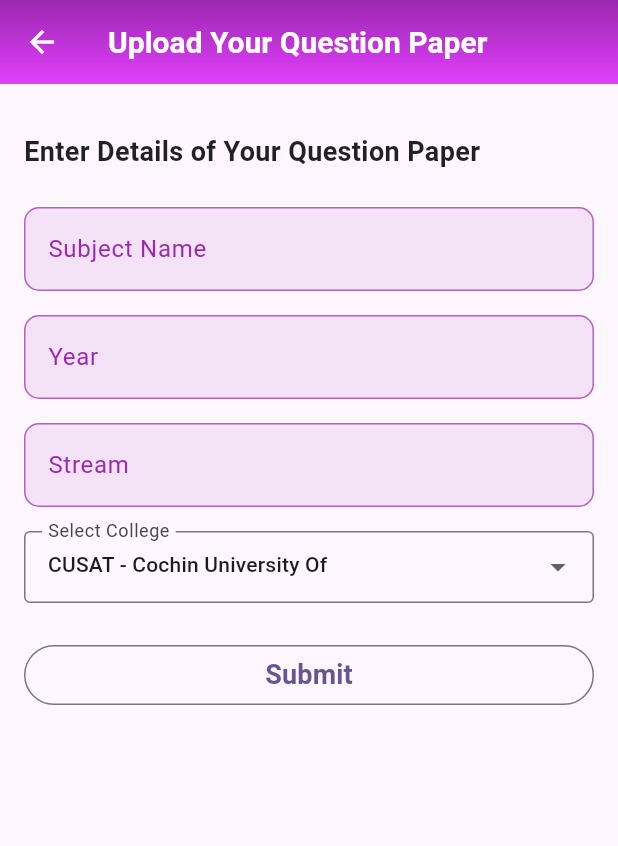
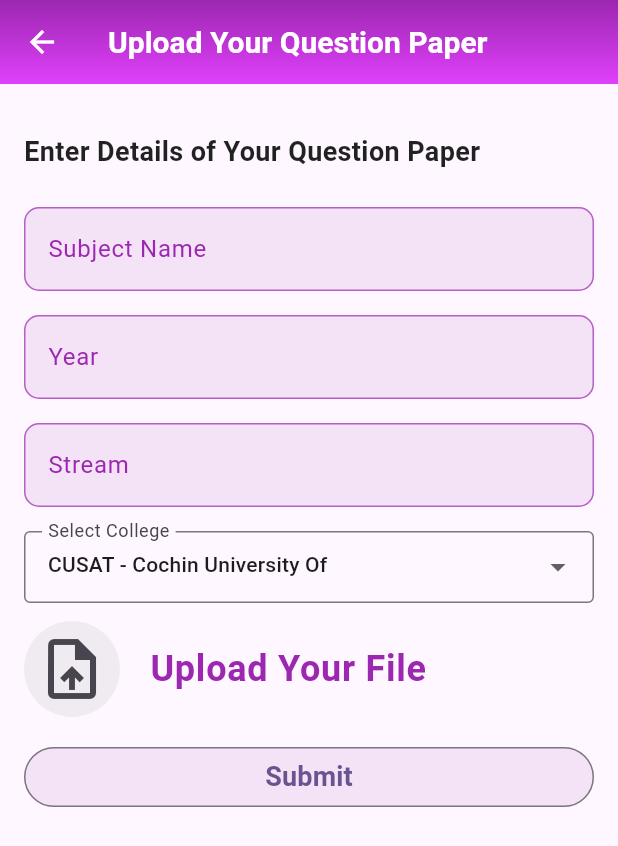
Before and after one commit to widejoy/my_college_guide, a Flutter app: the CreatePostScreen screen opened directly, on a phone screen of 412 x 824 dp. Shown: the top 846 px of the screen. Run offline on Flutter 3.47's test engine with Material 2 defaults, Android fonts, the phone set to English and light mode, and no system bars; our stand-ins replace cloud_firestore, file_picker, firebase_auth, firebase_core, firebase_storage, flutter_riverpod and 1 more; missing offline and left inert: flutter_cached_pdfview; accounts and stored records are empty; Roboto replaces fonts that are missing (Montserrat).

Commit message:
can now upload the pdf

```diff
--- a/lib/screens/app_screens/Widgets/custom_field.dart
+++ b/lib/screens/app_screens/Widgets/custom_field.dart
@@ -1,7 +1,9 @@
 import 'package:flutter/material.dart';
 
-TextField customField(TextEditingController cont, String text) {
+TextField customField(TextEditingController cont, String text,
+    {bool isnum = false}) {
   return TextField(
+    keyboardType: isnum ? const TextInputType.numberWithOptions() : null,
     autocorrect: true,
     controller: cont,
     style: const TextStyle(
--- a/lib/screens/app_screens/create_post_screen.dart
+++ b/lib/screens/app_screens/create_post_screen.dart
@@ -1,7 +1,11 @@
+import 'dart:io';
+
 import 'package:flutter/material.dart';
 import 'package:firebase_auth/firebase_auth.dart';
 import 'package:cloud_firestore/cloud_firestore.dart';
 import 'package:project_one/screens/app_screens/Widgets/custom_field.dart';
+import 'package:file_picker/file_picker.dart';
+import 'package:firebase_storage/firebase_storage.dart';
 
 class CreatePostScreen extends StatefulWidget {
   final bool isquestionpaper;
@@ -22,6 +26,7 @@ class _CreatePostScreenState extends State<CreatePostScreen> {
   String? yearError;
   String? topicError;
   String? streamError;
+  late PlatformFile file;
 
   @override
   Widget build(BuildContext context) {
@@ -81,7 +86,7 @@ class _CreatePostScreenState extends State<CreatePostScreen> {
             customField(subname, "Subject Name"),
             const SizedBox(height: 16),
             widget.isquestionpaper
-                ? customField(year, "Year")
+                ? customField(year, "Year", isnum: true)
                 : customField(topic, "Topic"),
             const SizedBox(height: 16),
             customField(stream, "Stream"),
@@ -126,11 +131,57 @@ class _CreatePostScreenState extends State<CreatePostScreen> {
                     EdgeInsets.symmetric(vertical: 10, horizontal: 12),
               ),
             ),
-            const SizedBox(height: 24),
+            const SizedBox(height: 12),
+            Row(
+              children: [
+                IconButton(
+                  onPressed: () async {
+                    FilePickerResult? result =
+                        await FilePicker.platform.pickFiles(
+                      dialogTitle: 'Pick Your File',
+                      type: FileType.custom,
+                      allowedExtensions: ["pdf"],
+                    );
+
+                    if (result != null) {
+                      file = result.files.first;
+                    }
+                  },
+                  icon: const Icon(
+                    size: 48,
+                    Icons.upload_file_outlined,
+                  ),
+                  style: const ButtonStyle(
+                    enableFeedback: true,
+                    elevation: MaterialStatePropertyAll(24),
+                    surfaceTintColor: MaterialStatePropertyAll(Colors.grey),
+                  ),
+                ),
+                const SizedBox(
+                  width: 20,
+                ),
+                const Text(
+                  'Upload Your File',
+                  style: TextStyle(
+                    fontSize: 24,
+                    fontWeight: FontWeight.bold,
+                    color: Colors.purple,
+                    fontFamily: 'Montserrat',
+                    letterSpacing: 0.5,
+                  ),
+                )
+              ],
+            ),
+            const SizedBox(
+              height: 16,
+            ),
             Center(
               child: OutlinedButton(
-                style: const ButtonStyle(
-                  fixedSize: MaterialStatePropertyAll(
+                style: ButtonStyle(
+                  enableFeedback: true,
+                  backgroundColor:
+                      MaterialStatePropertyAll(Colors.purple.withOpacity(0.1)),
+                  fixedSize: const MaterialStatePropertyAll(
                     Size(400, 12),
                   ),
                 ),
@@ -165,11 +216,33 @@ class _CreatePostScreenState extends State<CreatePostScreen> {
                               .collection("Question Papers")
                               .add(dataToAdd)
                               .then((_) {
-                            ScaffoldMessenger.of(context).showSnackBar(
+                            String documentId = _.id;
+                            final filePath = 'Question papers/$documentId.pdf';
+                            FirebaseStorage.instance
+                                .ref()
+                                .child(filePath)
+                                .putFile(
+                                  File(file.path!),
+                                )
+                                .then(
+                                  (p0) => ScaffoldMessenger.of(context)
+                                      .showSnackBar(
                                     const SnackBar(
                                       content: Text("Succesfully added data"),
                                     ),
+                                  ),
+                                )
+                                .onError(
+                                  (error, stackTrace) =>
+                                      ScaffoldMessenger.of(context)
+                                          .showSnackBar(
+                                    SnackBar(
+                                      content: Text("Error: $error"),
+                                      backgroundColor: Colors.red,
+                                    ),
+                                  ),
                                 );
+
                             Navigator.of(context).pop();
                           }).catchError((error) {
                             ScaffoldMessenger.of(context).showSnackBar(
@@ -183,7 +256,7 @@ class _CreatePostScreenState extends State<CreatePostScreen> {
                           Map<String, dynamic> dataToAdd = {
                             "College Name": collegename,
                             "votes": 0,
-                            "Subject Name": subname,
+                            "Subject Name": subname.text,
                             "user id": user?.uid,
                             "Stream": stream.text,
                             "Topic Name": topic.text
@@ -193,11 +266,23 @@ class _CreatePostScreenState extends State<CreatePostScreen> {
                               .add(dataToAdd)
                               .then(
                             (_) {
-                              ScaffoldMessenger.of(context).showSnackBar(
+                              String documentId = _.id;
+                              final filePath = 'notes/$documentId.pdf';
+                              FirebaseStorage.instance
+                                  .ref()
+                                  .child(filePath)
+                                  .putFile(
+                                    File(file.path!),
+                                  )
+                                  .then(
+                                    (p0) => ScaffoldMessenger.of(context)
+                                        .showSnackBar(
                                       const SnackBar(
                                         content: Text("Succesfully added data"),
                                       ),
+                                    ),
                                   );
+
                               Navigator.of(context).pop();
                             },
                           ).catchError(
@@ -212,8 +297,6 @@ class _CreatePostScreenState extends State<CreatePostScreen> {
                           );
                         }
                       } else {
-                        // Display error messages or perform any other action when the form data is not valid
-
                         if (subnameError != null) {
                           ScaffoldMessenger.of(context).showSnackBar(
                             SnackBar(
--- a/pubspec.yaml
+++ b/pubspec.yaml
@@ -40,6 +40,8 @@ dependencies:
   shared_preferences: ^2.0.15
   flutter_riverpod: ^2.4.0
   flutter_cached_pdfview: ^0.4.2
+  file_picker: ^5.5.0
+  firebase_storage: ^11.2.6
 
 dev_dependencies:
   flutter_test:
```
Also changed, not shown: pubspec.lock, 2 other files. Lines whose indentation alone changed are shown as unchanged.
